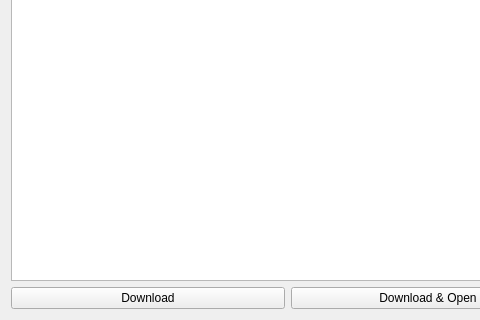
First picture: the form in dqmfiledownloader/dqmfiledownloader.ui, repository CMSTrackerDPG/QTBrowser, before the edit; both pictures show x 0 to 480 and y 389 to 709 of the 576 by 709 pixel window.
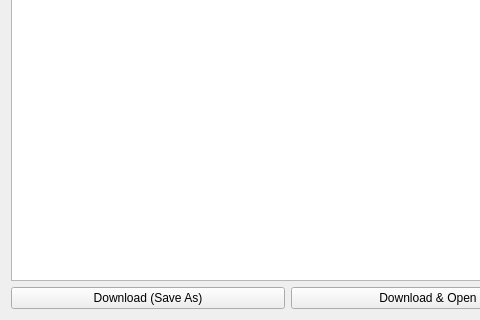
Second picture: the form after the edit.

```diff
--- a/dqmfiledownloader/dqmfiledownloader.ui
+++ b/dqmfiledownloader/dqmfiledownloader.ui
@@ -84,7 +84,7 @@
      <item>
       <widget class="QPushButton" name="pushButton">
        <property name="text">
-        <string>Download</string>
+        <string>Download (Save As)</string>
        </property>
       </widget>
      </item>
```
